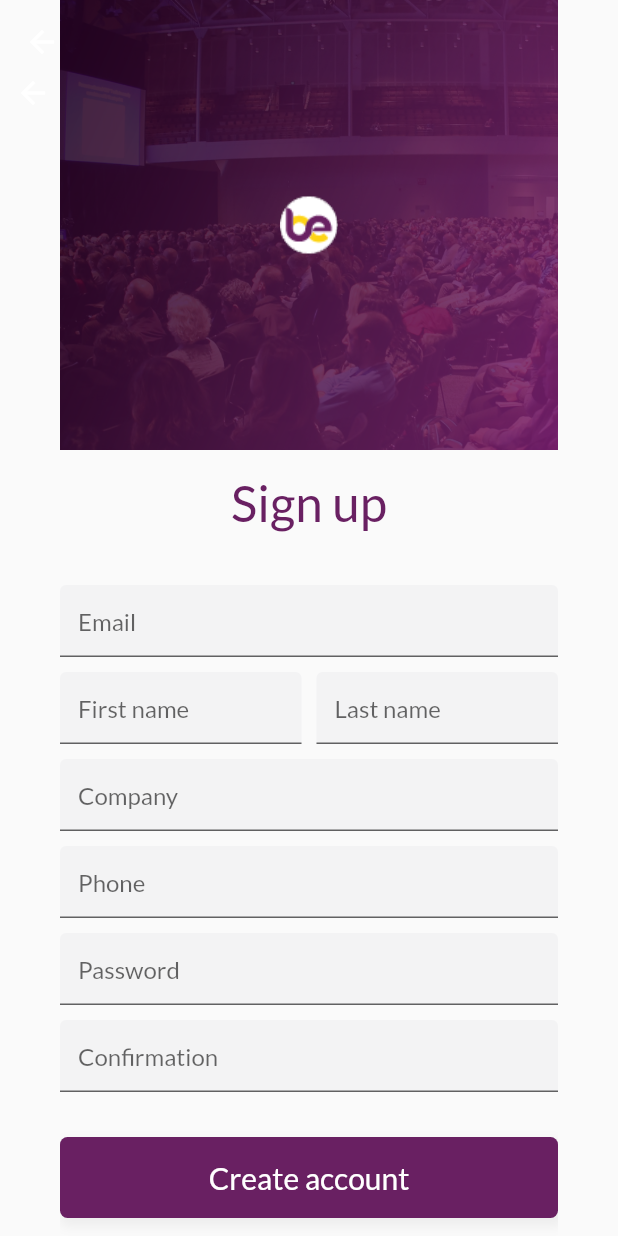
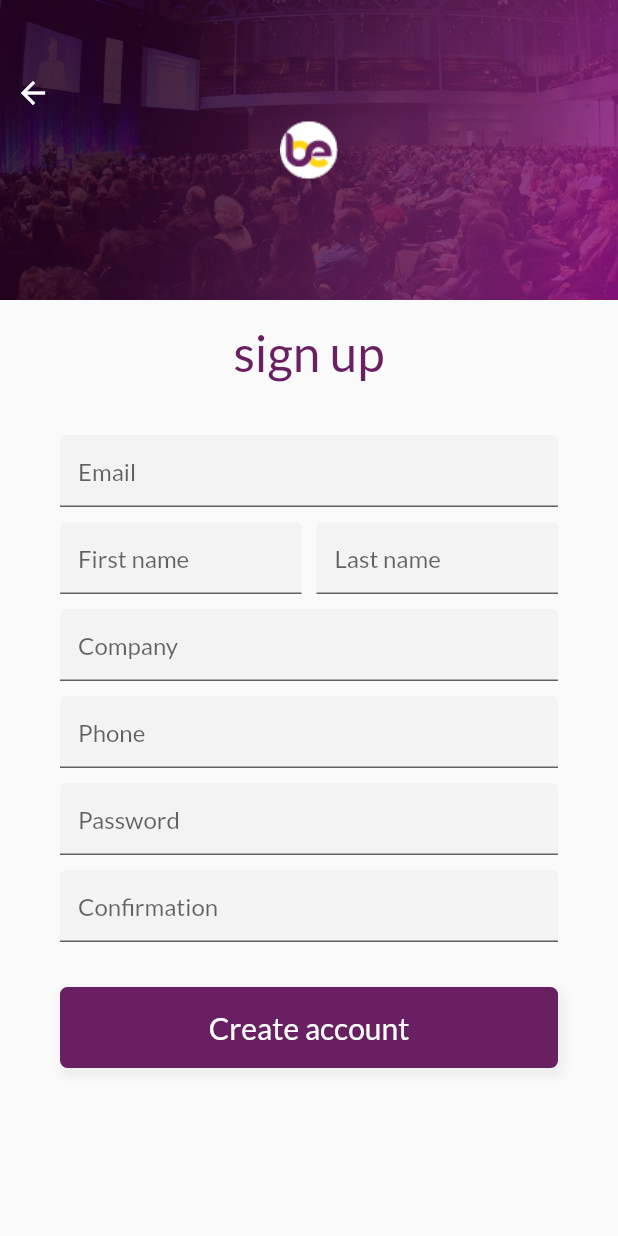
Before and after one commit to doumil/buzz-event-app-flutter, a Flutter app: the SignUpScreen screen opened directly, on a phone screen of 412 x 824 dp. Run offline on Flutter 3.47's test engine with Material 2 defaults, Android fonts, the phone set to English and light mode, and no system bars; our stand-ins replace google_fonts.

Commit message:
sing up fixed design

```diff
--- a/lib/login_screen.dart
+++ b/lib/login_screen.dart
@@ -1,5 +1,4 @@
 import 'dart:math';
-
 import 'package:assessment_task/Widget/customClipper.dart';
 import 'package:assessment_task/home_screen.dart';
 import 'package:assessment_task/signup_screen.dart';
@@ -116,6 +115,7 @@ class _LoginScreenState extends State<LoginScreen> {
                       )
                     ],
                   ),
+
                   SizedBox(height: 20),
                   GestureDetector(
                     onTap: () => Navigator.pushReplacement(
--- a/lib/signup_screen.dart
+++ b/lib/signup_screen.dart
@@ -1,9 +1,9 @@
 import 'dart:math';
-
 import 'package:assessment_task/Widget/customClipper.dart';
 import 'package:assessment_task/home_screen.dart';
-import 'package:assessment_task/login_screen.dart';
+import 'package:assessment_task/signup_screen.dart';
 import 'package:flutter/material.dart';
+import 'package:flutter/widgets.dart';
 
 class SignUpScreen extends StatefulWidget {
   const SignUpScreen({Key? key}) : super(key: key);
@@ -14,44 +14,19 @@ class SignUpScreen extends StatefulWidget {
 
 class _SignUpScreenState extends State<SignUpScreen> {
   @override
+  @override
   Widget build(BuildContext context) {
     final height = MediaQuery.of(context).size.height;
-    double width =MediaQuery.of(context).size.width;
     return Scaffold(
         extendBodyBehindAppBar: true,
-     appBar: AppBar(
-       backgroundColor: Colors.transparent,
-       elevation: 0,
-     ),
         body: Container(
         height: height,
+        child: SingleChildScrollView(
           child: Stack(
-            children: <Widget>[
-              Positioned(
-                top: -MediaQuery.of(context).size.height * .15,
-                right: -MediaQuery.of(context).size.width * .4,
-                child: Container(
-                    child: Transform.rotate(
-                      angle: -pi / 3.5,
-                      child: ClipPath(
-                        clipper: ClipPainter(),
-                        child: Container(
-                          height: MediaQuery.of(context).size.height * .5,
-                          width: MediaQuery.of(context).size.width,
-                        ),
-                      ),
-                    )),
-              ),
-              Container(
-                padding: EdgeInsets.symmetric(horizontal: 40),
-                child: SingleChildScrollView(
-                  child: Column(
-                    crossAxisAlignment: CrossAxisAlignment.center,
-                    mainAxisAlignment: MainAxisAlignment.center,
             children: <Widget>[
               Container(
                 alignment: Alignment.topCenter,
-                        height:300,
+                height:200,
                 child: Container(
                   decoration: const BoxDecoration(
                     image: DecorationImage(image:
@@ -66,17 +41,38 @@ class _SignUpScreenState extends State<SignUpScreen> {
                   ) ,
                 ),
               ),
-                      //SizedBox(height: height * .2),
+              Positioned(
+                top: -MediaQuery.of(context).size.height * .15,
+                right: -MediaQuery.of(context).size.width * .4,
+                child: Container(
+                    child: Transform.rotate(
+                      angle: -pi / 3.5,
+                      child: ClipPath(
+                        clipper: ClipPainter(),
+                        child: Container(
+                          height: MediaQuery.of(context).size.height * .5,
+                          width: MediaQuery.of(context).size.width,
+
+                        ),
+                      ),
+                    )),
+              ),
+              Container(
+                padding: EdgeInsets.symmetric(horizontal: 40),
+                  child: Column(
+                    crossAxisAlignment: CrossAxisAlignment.center,
+                    mainAxisAlignment: MainAxisAlignment.center,
+                    children: <Widget>[
+                      SizedBox(
+                        height: 200,
+                      ),
                       Container(
                         padding: EdgeInsets.symmetric(vertical: 15),
-                        child: Text('Sign up',
+                        child: Text('sign up',
                           style: TextStyle(fontSize: height*0.04,color: Color(0xff692062)),
 
                         ),
                       ),
-                      //SizedBox(height: 50),
-                      Column(
-                        children: <Widget>[
                       Container(
                         margin: EdgeInsets.symmetric(vertical: 10),
                         child: Column(
@@ -109,7 +105,6 @@ class _SignUpScreenState extends State<SignUpScreen> {
                                             filled: true,
                                           )
                                       ),
-                                    width: width*0.35,
                                     ),
                                   ),
                                   SizedBox(
@@ -127,7 +122,6 @@ class _SignUpScreenState extends State<SignUpScreen> {
                                             filled: true,
                                           )
                                       ),
-                                    width: width*0.35,
                                     ),
                                   ),
                                 ]
@@ -177,9 +171,6 @@ class _SignUpScreenState extends State<SignUpScreen> {
                           ],
                         ),
                       ),
-
-                        ],
-                      ),
                       SizedBox(height: 20),
                       GestureDetector(
                         onTap: () => Navigator.pushReplacement(
@@ -209,28 +200,9 @@ class _SignUpScreenState extends State<SignUpScreen> {
                           ),
                         ),
                       ),
-                      SizedBox(height: height * .055),
-                      InkWell(
-                        onTap: () {
-                          Navigator.push(
-                              context,
-                              MaterialPageRoute(
-                                  builder: (context) => SignUpScreen()));
-                        },
-                        child: Container(
-                          margin: EdgeInsets.symmetric(vertical: 20),
-                          padding: EdgeInsets.all(15),
-                          alignment: Alignment.bottomCenter,
-                          child: Row(
-                            mainAxisAlignment: MainAxisAlignment.center,
-                            children: <Widget>[
-
-                            ],
-                          ),
-                        ),
-                      ),
-                    ],
-                  ),
+                      SizedBox(
+                        height: 10,
+                      ),                    ],
                   ),
               ),
               Positioned(
@@ -259,6 +231,8 @@ class _SignUpScreenState extends State<SignUpScreen> {
               ),
             ],
           ),
-        ));
+         )
+        )
+    );
   }
 }
--- a/lib/welcome_screen.dart
+++ b/lib/welcome_screen.dart
@@ -1,4 +1,4 @@
-import 'dart:html';
+import 'package:http/http.dart' as http;
 import 'package:assessment_task/login_screen.dart';
 import 'package:assessment_task/signup_screen.dart';
 import 'package:flutter/material.dart';
--- a/pubspec.yaml
+++ b/pubspec.yaml
@@ -25,6 +25,7 @@ dependencies:
     sdk: flutter
   google_fonts: 2.2.0
   url_launcher: ^5.7.10
+  http:
   # The following adds the Cupertino Icons font to your application.
   # Use with the CupertinoIcons class for iOS style icons.
   cupertino_icons: ^1.0.2
```
Also changed, not shown: pubspec.lock. Lines whose indentation alone changed are shown as unchanged.
